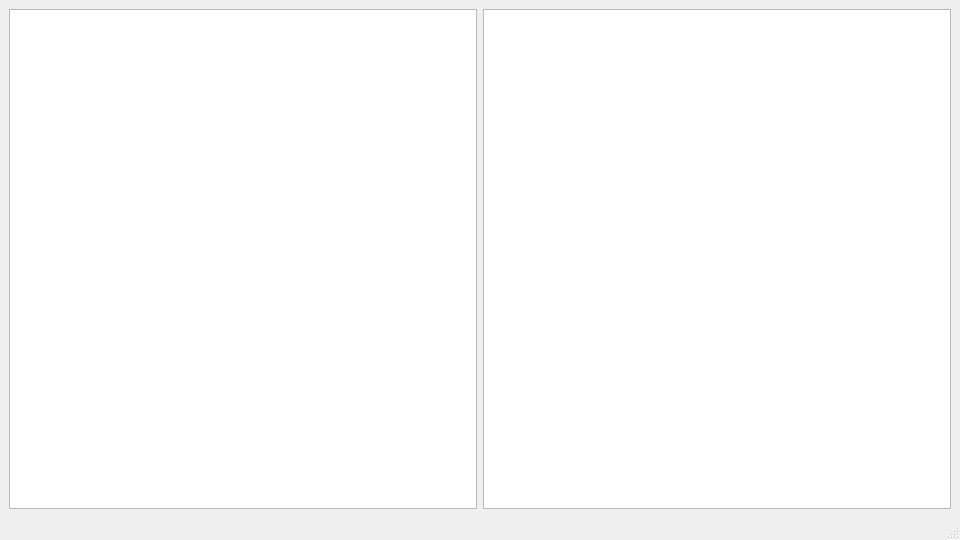
Above: src/windows/MainWindow.ui from jvyden/UgcBrowser before the change. Below: the same form after it.
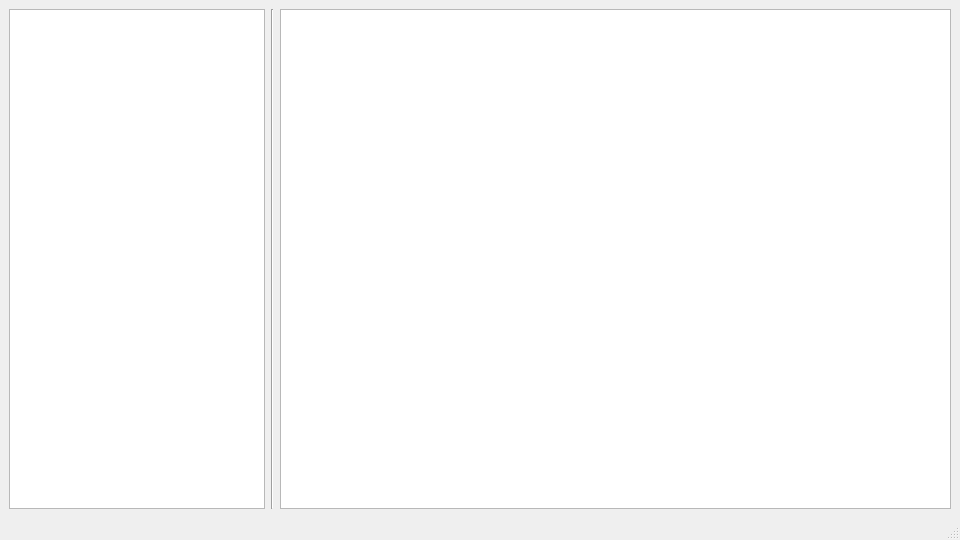
That is the form after the change.

The edit to the form file:
```diff
--- a/src/windows/MainWindow.ui
+++ b/src/windows/MainWindow.ui
@@ -21,10 +21,24 @@
     <item row="0" column="0">
      <layout class="QHBoxLayout" name="mainSeparator">
       <item>
-       <widget class="QListWidget" name="listWidget"/>
+       <widget class="QListWidget" name="apiList">
+        <property name="maximumSize">
+         <size>
+          <width>256</width>
+          <height>16777215</height>
+         </size>
+        </property>
+       </widget>
       </item>
       <item>
-       <widget class="QListWidget" name="listWidget_2"/>
+       <widget class="Line" name="line">
+        <property name="orientation">
+         <enum>Qt::Vertical</enum>
+        </property>
+       </widget>
+      </item>
+      <item>
+       <widget class="QListWidget" name="levelList"/>
       </item>
      </layout>
     </item>
```
